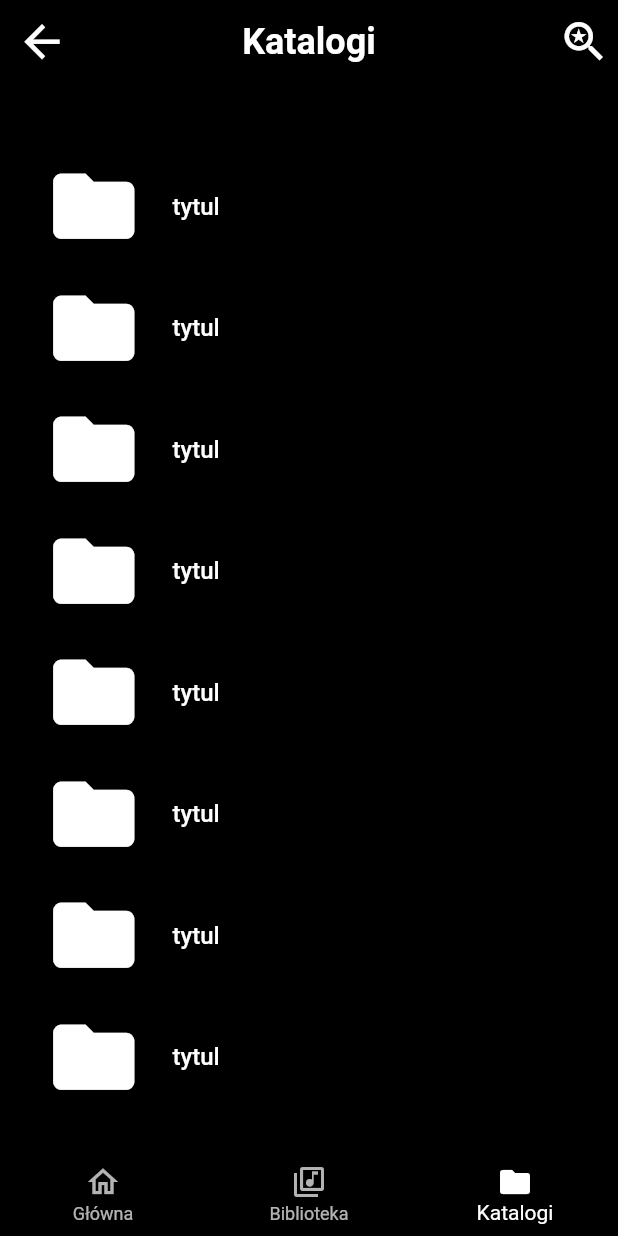
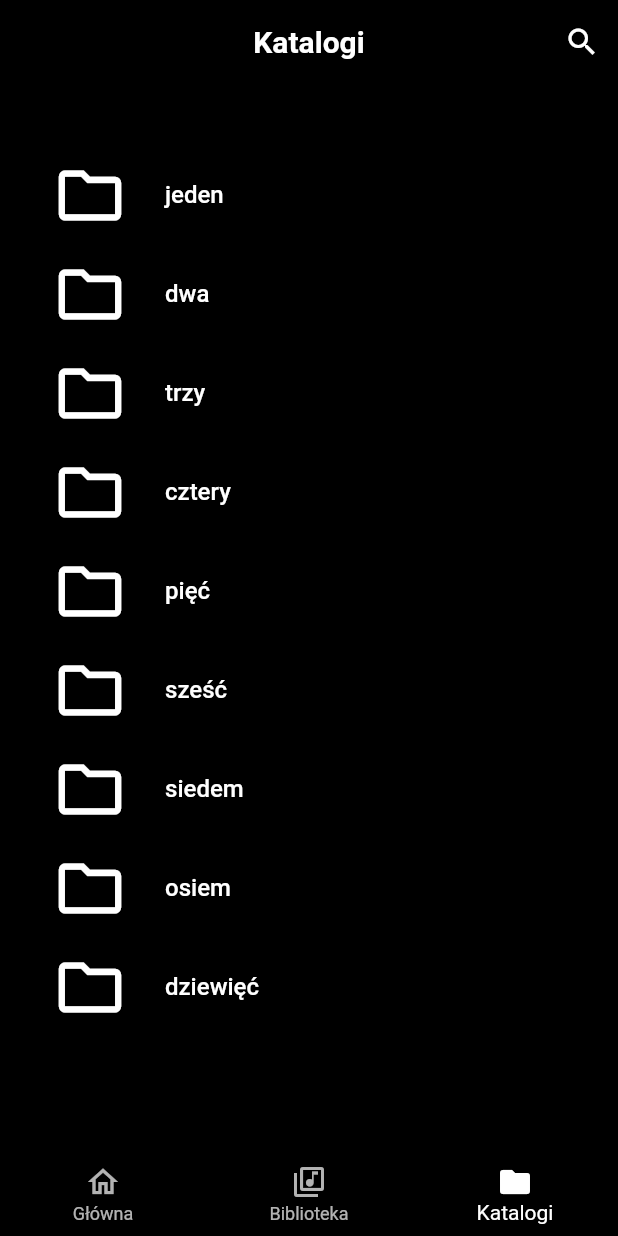
Before and after one commit to pureduck2/odtwarzacz, a Flutter app: the screen it shows after launch, item 3 of the bottom bar chosen, on a phone screen of 412 x 824 dp. Run offline on Flutter 3.47's test engine with Material 2 defaults, Android fonts, the phone set to English and light mode, and no system bars; our stand-ins replace audio_video_progress_bar; network calls fail.

Commit message:
search button

```diff
--- a/lib/screens/directories.dart
+++ b/lib/screens/directories.dart
@@ -1,9 +1,18 @@
 import 'package:flutter/material.dart';
 //import 'package:odtwarzacz/widgets/cover.dart';
 
-class Directories extends StatelessWidget {
+class Directories extends StatefulWidget {
   const Directories({super.key});
 
+  @override
+  State<Directories> createState() => _DirectoriesState();
+}
+class _DirectoriesState extends State<Directories> {
+  Icon customIcon = const Icon(Icons.search);
+  Widget customSearchBar = const Text('Katalogi',
+    style: TextStyle(
+        fontSize: 20,
+        fontWeight: FontWeight.bold),);
   @override
   Widget build(BuildContext context) {
     //return const Center(child: Text('Katalogi'));
@@ -11,25 +20,52 @@ class Directories extends StatelessWidget {
     return MaterialApp(
     title: 'Directories',
     home: Scaffold(
+      resizeToAvoidBottomInset: false,
     backgroundColor: Colors.black,
     appBar: PreferredSize(preferredSize: const Size.fromHeight(60),
     child: AppBar(
     backgroundColor: Colors.black,
-    leading: IconButton(
-    icon: const Icon(Icons.arrow_back, size: 35),
-    onPressed: () {},
-    ),
-    title: const Text('Katalogi', style: TextStyle(fontSize: 24, fontWeight: FontWeight.bold),),
-    centerTitle: true,
+    title: customSearchBar,
+      automaticallyImplyLeading: false,
       actions: [
         IconButton(
-            icon: const Icon(Icons.saved_search, size: 35),
-            onPressed: () {}
+          onPressed: () {
+            setState(() {
+              if (customIcon.icon == Icons.search) {
+                customIcon = const Icon(Icons.cancel);
+                customSearchBar = const ListTile(
+                  leading: Icon(
+                    Icons.search,
+                    color: Colors.white,
+                    size: 28,
+                  ),
+                  title: TextField(
+                    decoration: InputDecoration(
+                      hintText: 'Szukaj...',
+                      hintStyle: TextStyle(
+                        color: Colors.white,
+                        fontSize: 18,
+                        fontStyle: FontStyle.italic,
+                      ),
+                      border: InputBorder.none,
+                    ),
+                    style: TextStyle(
+                      color: Colors.white,
+                    ),
+                  ),
+                );
+              }  else {
+                customIcon = const Icon(Icons.search);
+                customSearchBar = const Text('Katalogi');
+              }
+            });
+          },
+          icon: customIcon,
         )],
+      centerTitle: true,
     )
     ),
     body: Padding(padding: const EdgeInsets.fromLTRB(10, 7, 10, 7),
-    child: Container(
     child: SingleChildScrollView(
     child: Column(
     mainAxisAlignment: MainAxisAlignment.start,
@@ -40,8 +76,8 @@ class Directories extends StatelessWidget {
           mainAxisAlignment: MainAxisAlignment.spaceEvenly,
           children: [
             IconButton(
-              icon: const Icon(Icons.folder, color: Colors.white),
-              iconSize: 65,
+              icon: const Icon(Icons.folder_outlined, color: Colors.white),
+              iconSize: 50,
               onPressed: () {},
             ),
 
@@ -50,7 +86,7 @@ class Directories extends StatelessWidget {
               child: Column(
                 crossAxisAlignment: CrossAxisAlignment.start,
                 children: const [
-                  Text('tytul',style: TextStyle(fontSize: 16,color: Colors.white,fontWeight: FontWeight.w500),
+                  Text('jeden',style: TextStyle(fontSize: 16,color: Colors.white,fontWeight: FontWeight.w500),
                   ),
                 ],
               ),
@@ -63,8 +99,8 @@ class Directories extends StatelessWidget {
           mainAxisAlignment: MainAxisAlignment.spaceEvenly,
           children: [
             IconButton(
-              icon: const Icon(Icons.folder, color: Colors.white),
-              iconSize: 65,
+              icon: const Icon(Icons.folder_outlined, color: Colors.white),
+              iconSize: 50,
               onPressed: () {},
             ),
 
@@ -73,7 +109,7 @@ class Directories extends StatelessWidget {
               child: Column(
                 crossAxisAlignment: CrossAxisAlignment.start,
                 children: const [
-                  Text('tytul',style: TextStyle(fontSize: 16,color: Colors.white,fontWeight: FontWeight.w500),
+                  Text('dwa',style: TextStyle(fontSize: 16,color: Colors.white,fontWeight: FontWeight.w500),
                   ),
                 ],
               ),
@@ -86,8 +122,8 @@ class Directories extends StatelessWidget {
           mainAxisAlignment: MainAxisAlignment.spaceEvenly,
           children: [
             IconButton(
-              icon: const Icon(Icons.folder, color: Colors.white),
-              iconSize: 65,
+              icon: const Icon(Icons.folder_outlined, color: Colors.white),
+              iconSize: 50,
               onPressed: () {},
             ),
 
@@ -96,7 +132,7 @@ class Directories extends StatelessWidget {
               child: Column(
                 crossAxisAlignment: CrossAxisAlignment.start,
                 children: const [
-                  Text('tytul',style: TextStyle(fontSize: 16,color: Colors.white,fontWeight: FontWeight.w500,),
+                  Text('trzy',style: TextStyle(fontSize: 16,color: Colors.white,fontWeight: FontWeight.w500,),
                   ),
                 ],
               ),
@@ -109,8 +145,8 @@ class Directories extends StatelessWidget {
           mainAxisAlignment: MainAxisAlignment.spaceEvenly,
           children: [
             IconButton(
-              icon: const Icon(Icons.folder, color: Colors.white),
-              iconSize: 65,
+              icon: const Icon(Icons.folder_outlined, color: Colors.white),
+              iconSize: 50,
               onPressed: () {},
             ),
 
@@ -119,7 +155,7 @@ class Directories extends StatelessWidget {
               child: Column(
                 crossAxisAlignment: CrossAxisAlignment.start,
                 children: const [
-                  Text('tytul',style: TextStyle(fontSize: 16,color: Colors.white,fontWeight: FontWeight.w500,),
+                  Text('cztery',style: TextStyle(fontSize: 16,color: Colors.white,fontWeight: FontWeight.w500,),
                   ),
                 ],
               ),
@@ -132,8 +168,8 @@ class Directories extends StatelessWidget {
           mainAxisAlignment: MainAxisAlignment.spaceEvenly,
           children: [
             IconButton(
-              icon: const Icon(Icons.folder, color: Colors.white),
-              iconSize: 65,
+              icon: const Icon(Icons.folder_outlined, color: Colors.white),
+              iconSize: 50,
               onPressed: () {},
             ),
 
@@ -142,7 +178,7 @@ class Directories extends StatelessWidget {
               child: Column(
                 crossAxisAlignment: CrossAxisAlignment.start,
                 children: const [
-                  Text('tytul',style: TextStyle(fontSize: 16,color: Colors.white,fontWeight: FontWeight.w500,),
+                  Text('pięć',style: TextStyle(fontSize: 16,color: Colors.white,fontWeight: FontWeight.w500,),
                   ),
                 ],
               ),
@@ -154,8 +190,8 @@ class Directories extends StatelessWidget {
           mainAxisAlignment: MainAxisAlignment.spaceEvenly,
           children: [
             IconButton(
-              icon: const Icon(Icons.folder, color: Colors.white),
-              iconSize: 65,
+              icon: const Icon(Icons.folder_outlined, color: Colors.white),
+              iconSize: 50,
               onPressed: () {},
             ),
 
@@ -164,7 +200,7 @@ class Directories extends StatelessWidget {
               child: Column(
                 crossAxisAlignment: CrossAxisAlignment.start,
                 children: const [
-                  Text('tytul',style: TextStyle(fontSize: 16,color: Colors.white,fontWeight: FontWeight.w500,),
+                  Text('sześć',style: TextStyle(fontSize: 16,color: Colors.white,fontWeight: FontWeight.w500,),
                   ),
                 ],
               ),
@@ -177,8 +213,8 @@ class Directories extends StatelessWidget {
           mainAxisAlignment: MainAxisAlignment.spaceEvenly,
           children: [
             IconButton(
-              icon: const Icon(Icons.folder, color: Colors.white),
-              iconSize: 65,
+              icon: const Icon(Icons.folder_outlined, color: Colors.white),
+              iconSize: 50,
               onPressed: () {},
             ),
 
@@ -187,7 +223,7 @@ class Directories extends StatelessWidget {
               child: Column(
                 crossAxisAlignment: CrossAxisAlignment.start,
                 children: const [
-                  Text('tytul',style: TextStyle(fontSize: 16,color: Colors.white,fontWeight: FontWeight.w500,),
+                  Text('siedem',style: TextStyle(fontSize: 16,color: Colors.white,fontWeight: FontWeight.w500,),
                   ),
                 ],
               ),
@@ -199,8 +235,8 @@ class Directories extends StatelessWidget {
           mainAxisAlignment: MainAxisAlignment.spaceEvenly,
           children: [
             IconButton(
-              icon: const Icon(Icons.folder, color: Colors.white),
-              iconSize: 65,
+              icon: const Icon(Icons.folder_outlined, color: Colors.white),
+              iconSize: 50,
               onPressed: () {},
             ),
 
@@ -209,7 +245,7 @@ class Directories extends StatelessWidget {
               child: Column(
                 crossAxisAlignment: CrossAxisAlignment.start,
                 children: const [
-                  Text('tytul',style: TextStyle(fontSize: 16,color: Colors.white,fontWeight: FontWeight.w500,),
+                  Text('osiem',style: TextStyle(fontSize: 16,color: Colors.white,fontWeight: FontWeight.w500,),
                   ),
                 ],
               ),
@@ -221,8 +257,8 @@ class Directories extends StatelessWidget {
           mainAxisAlignment: MainAxisAlignment.spaceEvenly,
           children: [
             IconButton(
-              icon: const Icon(Icons.folder, color: Colors.white),
-              iconSize: 65,
+              icon: const Icon(Icons.folder_outlined, color: Colors.white),
+              iconSize: 50,
               onPressed: () {},
             ),
 
@@ -231,7 +267,7 @@ class Directories extends StatelessWidget {
               child: Column(
                 crossAxisAlignment: CrossAxisAlignment.start,
                 children: const [
-                  Text('tytul',style: TextStyle(fontSize: 16,color: Colors.white,fontWeight: FontWeight.w500,),
+                  Text('dziewięć',style: TextStyle(fontSize: 16,color: Colors.white,fontWeight: FontWeight.w500,),
                   ),
                 ],
               ),
@@ -242,9 +278,8 @@ class Directories extends StatelessWidget {
       ],
     )
     )
-    )
     ),
     )
     );
     }
-    }
+}
```
